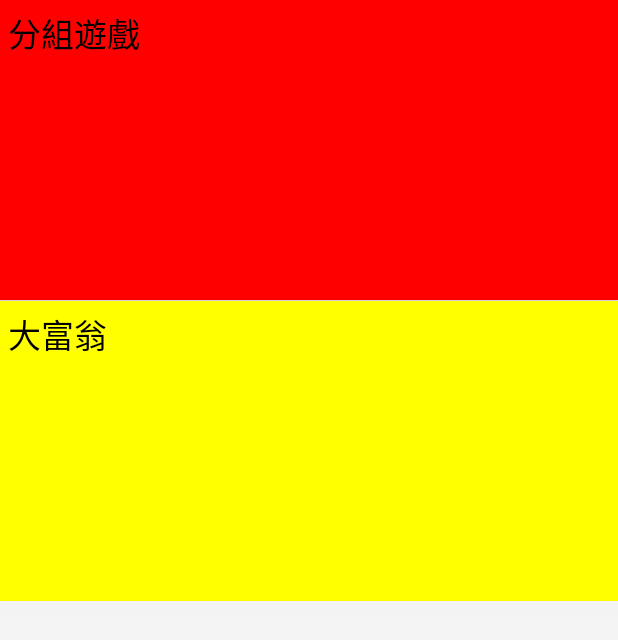
After one commit to SemonCat/tTLGM, an Android app: the fragment GameFragment shown on its own in the app's theme, on a phone screen of 412 x 824 dp. The commit adds this screen. Shown: the top 640 px of the screen. Run offline under Robolectric (Android 15) with nearby library versions, the phone set to English and light mode, and no system bars.

Commit message:
Add GameList. Add GroupActivity.(Complete not yet)

```diff
--- a/tTLGM/src/main/java/com/thu/ttlgm/MainActivity.java
+++ b/tTLGM/src/main/java/com/thu/ttlgm/MainActivity.java
@@ -20,6 +20,7 @@ import com.thu.ttlgm.bean.Class;
 import com.thu.ttlgm.component.UImageButton;
 import com.thu.ttlgm.floatwindows.FloatWindowsService;
 import com.thu.ttlgm.fragment.ClassChooserFragment;
+import com.thu.ttlgm.fragment.GameFragment;
 import com.thu.ttlgm.fragment.ResourcePickerFragment;
 import com.thu.ttlgm.fragment.StudentsFragment;
 import com.thu.ttlgm.utils.DataParser;
@@ -73,7 +74,7 @@ public class MainActivity extends BaseActivity {
     }
 
     public void toGames(View mView){
-
+        replaceFragment(new GameFragment(),GameFragment.class.getName());
     }
 
     private void replaceFragment(Fragment mFragment,String TAG){
--- /dev/null
+++ b/tTLGM/src/main/java/com/thu/ttlgm/adapter/GameAdapter.java
@@ -0,0 +1,77 @@
+package com.thu.ttlgm.adapter;
+
+import android.content.Context;
+import android.graphics.Color;
+import android.view.LayoutInflater;
+import android.view.View;
+import android.view.ViewGroup;
+import android.widget.BaseAdapter;
+import android.widget.TextView;
+
+import com.thu.ttlgm.R;
+
+import java.io.File;
+import java.util.List;
+
+/**
+ * Created by SemonCat on 2014/2/9.
+ */
+public class GameAdapter extends BaseAdapter{
+
+    private static final String TAG = GameAdapter.class.getName();
+
+    private String[] Games = new String[]{"分組遊戲","大富翁"};
+    private int[] BackgroundColor = new int[]{Color.RED,Color.YELLOW};
+
+    private Context mContext;
+
+
+    public GameAdapter(Context Context) {
+        this.mContext = Context;
+    }
+
+    @Override
+    public int getCount() {
+        return Games.length;
+    }
+
+    @Override
+    public String getItem(int position) {
+        return Games[position];
+    }
+
+    @Override
+    public long getItemId(int position) {
+        return position;
+    }
+
+    @Override
+    public View getView(int position, View convertView, ViewGroup parent) {
+        String mName = getItem(position);
+
+        ViewHolder holder;
+
+        if (convertView == null) {
+            convertView = ((LayoutInflater) mContext
+                    .getSystemService(Context.LAYOUT_INFLATER_SERVICE)).inflate(R.layout.adapter_games,
+                    parent, false);
+
+            holder = new ViewHolder();
+            holder.GameName = (TextView) convertView.findViewById(R.id.GameName);
+
+            convertView.setTag(holder);
+        }else{
+            holder = (ViewHolder) convertView.getTag();
+        }
+
+        holder.GameName.setText(mName);
+
+
+        convertView.setBackgroundColor(BackgroundColor[position]);
+        return convertView;
+    }
+
+    class ViewHolder{
+        TextView GameName;
+    }
+}
--- /dev/null
+++ b/tTLGM/src/main/java/com/thu/ttlgm/fragment/GameFragment.java
@@ -0,0 +1,65 @@
+package com.thu.ttlgm.fragment;
+
+import android.content.Intent;
+import android.os.Bundle;
+import android.view.LayoutInflater;
+import android.view.View;
+import android.view.ViewGroup;
+import android.widget.AdapterView;
+import android.widget.ListView;
+
+import com.thu.ttlgm.GroupGameActivity;
+import com.thu.ttlgm.MainActivity;
+import com.thu.ttlgm.R;
+import com.thu.ttlgm.adapter.GameAdapter;
+
+/**
+ * Created by SemonCat on 2014/2/9.
+ */
+public class GameFragment extends BaseFragment implements AdapterView.OnItemClickListener{
+
+    private static final String TAG = GameFragment.class.getName();
+
+    private ListView mListViewGames;
+    private GameAdapter mGameAdapter;
+
+    @Override
+    public void onActivityCreated(Bundle savedInstanceState) {
+        super.onActivityCreated(savedInstanceState);
+
+    }
+
+    @Override
+    protected void setupView() {
+        mListViewGames = (ListView) getActivity().findViewById(R.id.ListViewGames);
+    }
+
+    @Override
+    protected void setupAdapter() {
+        mGameAdapter = new GameAdapter(getActivity());
+        mListViewGames.setAdapter(mGameAdapter);
+        mListViewGames.setOnItemClickListener(this);
+    }
+
+    @Override
+    public void onItemClick(AdapterView<?> parent, View view, int position, long id) {
+        switch (position){
+            case 0:
+                startActivity(new Intent(getActivity(), GroupGameActivity.class));
+                break;
+            case 1:
+                break;
+        }
+    }
+
+    @Override
+    protected void setupEvent() {
+
+    }
+
+    @Override
+    public View onCreateView(LayoutInflater inflater, ViewGroup container,
+                             Bundle savedInstanceState) {
+        return inflater.inflate(R.layout.fragment_game, container, false);
+    }
+}
--- /dev/null
+++ b/tTLGM/src/main/res/layout/adapter_games.xml
@@ -0,0 +1,14 @@
+<?xml version="1.0" encoding="utf-8"?>
+
+<LinearLayout xmlns:android="http://schemas.android.com/apk/res/android"
+    android:orientation="vertical" android:layout_width="match_parent"
+    android:layout_height="200dp"
+    android:padding="5dp">
+
+    <TextView
+        android:layout_width="wrap_content"
+        android:layout_height="wrap_content"
+        android:textAppearance="?android:attr/textAppearanceLarge"
+        android:text="Name"
+        android:id="@+id/GameName" />
+</LinearLayout>
--- /dev/null
+++ b/tTLGM/src/main/res/layout/fragment_game.xml
@@ -0,0 +1,12 @@
+<?xml version="1.0" encoding="utf-8"?>
+
+<LinearLayout xmlns:android="http://schemas.android.com/apk/res/android"
+    android:orientation="vertical" android:layout_width="match_parent"
+    android:layout_height="match_parent">
+
+    <ListView
+        android:id="@+id/ListViewGames"
+        android:layout_width="match_parent"
+        android:layout_height="wrap_content"
+        android:layout_gravity="center_horizontal" />
+</LinearLayout>
```
Also changed, not shown: tTLGM/src/main/AndroidManifest.xml (+6 -2 lines), tTLGM/src/main/java/com/thu/ttlgm/GroupGameActivity.java (added, +20 -0 lines), tTLGM/src/main/res/layout/activity_groupgame.xml (added, +14 -0 lines).
